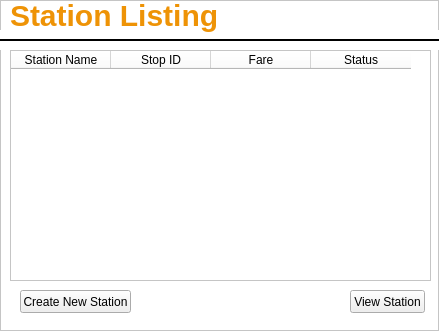
First picture: the form in app/ui/stationListing.ui, repository alishan-kaisani/CS4400-GUI, before the edit.
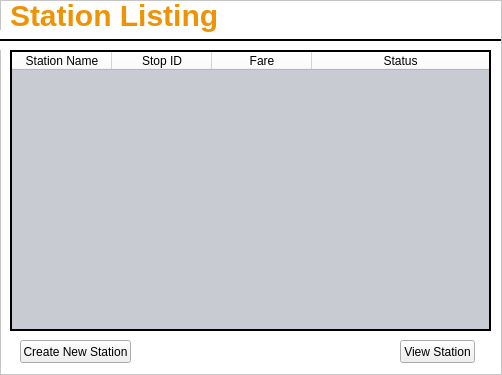
Second picture: the form after the edit. Icons and pictures are not drawn.

Commit message: Got table styled and functioning with real data on stationListing; welcomeToMarta functionality implemented

The edit to the form file:
```diff
--- a/app/ui/stationListing.ui
+++ b/app/ui/stationListing.ui
@@ -6,8 +6,8 @@
    <rect>
     <x>0</x>
     <y>0</y>
-    <width>439</width>
-    <height>331</height>
+    <width>502</width>
+    <height>375</height>
    </rect>
   </property>
   <property name="windowTitle">
@@ -32,7 +32,7 @@
    <property name="geometry">
     <rect>
      <x>20</x>
-     <y>290</y>
+     <y>340</y>
      <width>111</width>
      <height>23</height>
     </rect>
@@ -44,8 +44,8 @@
   <widget class="QPushButton" name="viewStationButton">
    <property name="geometry">
     <rect>
-     <x>350</x>
-     <y>290</y>
+     <x>400</x>
+     <y>340</y>
      <width>75</width>
      <height>23</height>
     </rect>
@@ -62,7 +62,7 @@
     <rect>
      <x>0</x>
      <y>30</y>
-     <width>441</width>
+     <width>501</width>
      <height>20</height>
     </rect>
    </property>
@@ -127,10 +127,28 @@
     <rect>
      <x>10</x>
      <y>50</y>
-     <width>421</width>
-     <height>231</height>
+     <width>481</width>
+     <height>281</height>
     </rect>
    </property>
+   <property name="focusPolicy">
+    <enum>Qt::StrongFocus</enum>
+   </property>
+   <property name="autoFillBackground">
+    <bool>false</bool>
+   </property>
+   <property name="styleSheet">
+    <string notr="true">#tableWidget {background-color: #c8cbd1;}</string>
+   </property>
+   <property name="frameShape">
+    <enum>QFrame::WinPanel</enum>
+   </property>
+   <property name="frameShadow">
+    <enum>QFrame::Plain</enum>
+   </property>
+   <property name="sizeAdjustPolicy">
+    <enum>QAbstractScrollArea::AdjustToContents</enum>
+   </property>
    <property name="editTriggers">
     <set>QAbstractItemView::NoEditTriggers</set>
    </property>
@@ -149,6 +167,15 @@
    <property name="columnCount">
     <number>4</number>
    </property>
+   <attribute name="horizontalHeaderCascadingSectionResizes">
+    <bool>true</bool>
+   </attribute>
+   <attribute name="horizontalHeaderStretchLastSection">
+    <bool>true</bool>
+   </attribute>
+   <attribute name="verticalHeaderVisible">
+    <bool>false</bool>
+   </attribute>
    <column>
     <property name="text">
      <string>Station Name</string>
```
The commit also changes 4 other files.
